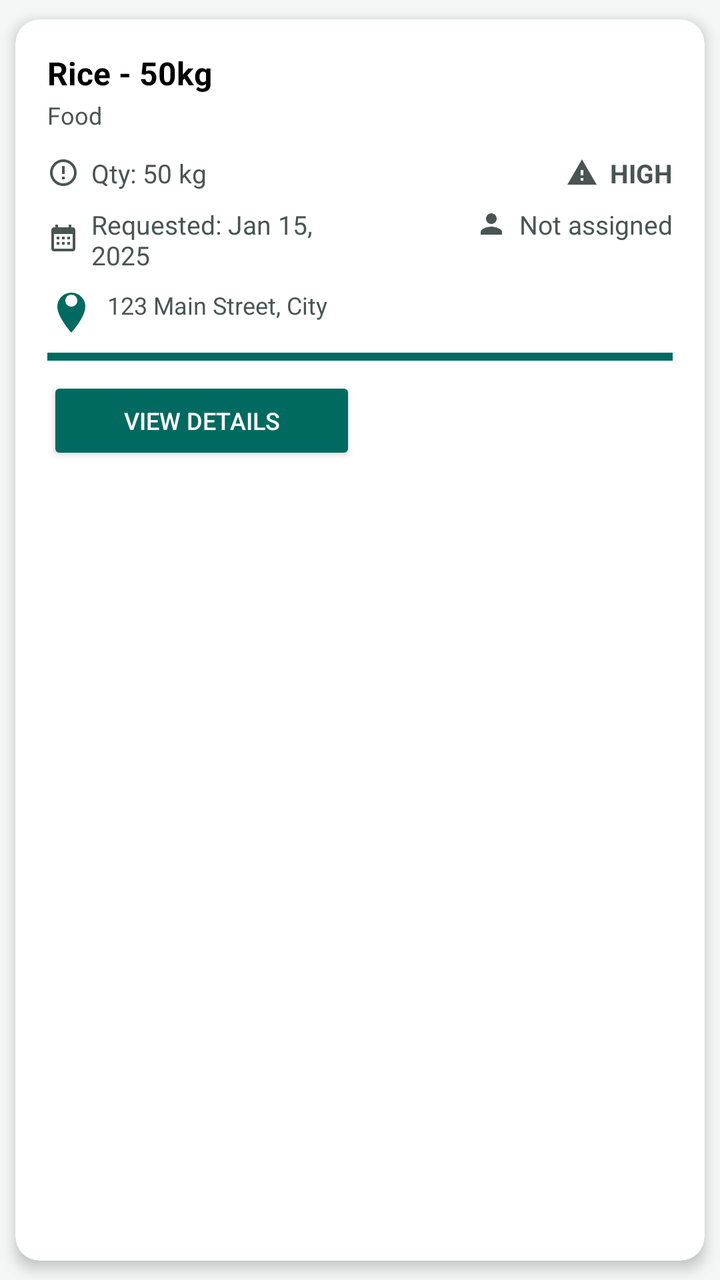
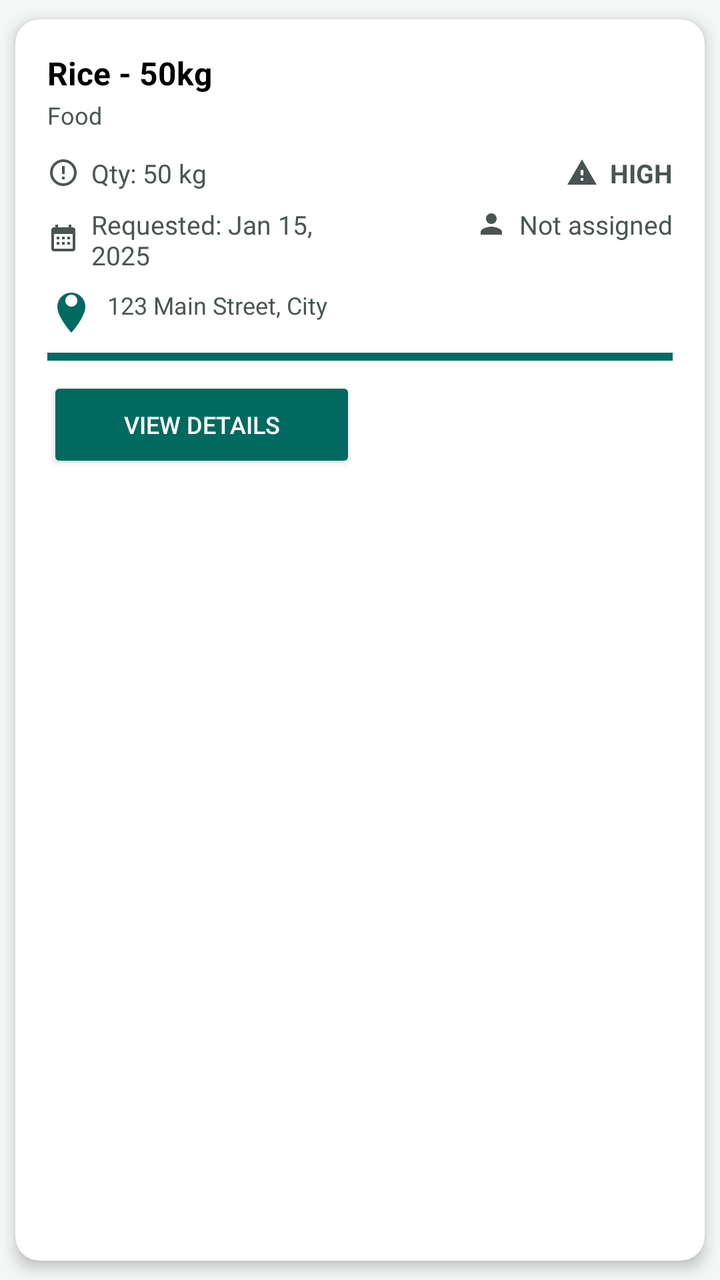

The first picture is an Android layout as it rendered before a commit; the second is the same layout after the commit. The layout source and the unified diff follow.
<!-- AndroidManifest.xml: application theme Theme.ReliefDistribution -->
<!-- res/layout/item_relief_request.xml -->
<?xml version="1.0" encoding="utf-8"?>
<androidx.cardview.widget.CardView xmlns:android="http://schemas.android.com/apk/res/android"
    xmlns:app="http://schemas.android.com/apk/res-auto"
    android:layout_width="match_parent"
    android:layout_height="wrap_content"
    android:layout_marginBottom="12dp"
    app:cardCornerRadius="12dp"
    app:cardElevation="4dp"
    app:cardUseCompatPadding="true">

    <LinearLayout
        android:layout_width="match_parent"
        android:layout_height="wrap_content"
        android:orientation="vertical"
        android:padding="16dp">

        
        <LinearLayout
            android:layout_width="match_parent"
            android:layout_height="wrap_content"
            android:layout_marginBottom="12dp"
            android:orientation="horizontal"
            android:weightSum="10">

            <LinearLayout
                android:layout_width="0dp"
                android:layout_height="wrap_content"
                android:layout_weight="7"
                android:orientation="vertical">

                <TextView
                    android:id="@+id/tvItemName"
                    android:layout_width="wrap_content"
                    android:layout_height="wrap_content"
                    android:text="Rice - 50kg"
                    android:textColor="@color/black"
                    android:textSize="16sp"
                    android:textStyle="bold" />

                <TextView
                    android:id="@+id/tvCategory"
                    android:layout_width="wrap_content"
                    android:layout_height="wrap_content"
                    android:layout_marginTop="2dp"
                    android:text="Food"
                    android:textColor="@color/dark_gray"
                    android:textSize="12sp" />
            </LinearLayout>

            <TextView
                android:id="@+id/tvStatus"
                android:layout_width="0dp"
                android:layout_height="wrap_content"
                android:layout_weight="3"
                android:gravity="end"
                android:paddingHorizontal="8dp"
                android:paddingVertical="4dp"
                android:text="PENDING"
                android:textColor="@color/white"
                android:textSize="11sp"
                android:textStyle="bold" />
        </LinearLayout>

        
        <LinearLayout
            android:layout_width="match_parent"
            android:layout_height="wrap_content"
            android:layout_marginBottom="8dp"
            android:orientation="horizontal"
            android:weightSum="10">

            <LinearLayout
                android:layout_width="0dp"
                android:layout_height="wrap_content"
                android:layout_weight="5"
                android:orientation="horizontal">

                <ImageView
                    android:layout_width="16dp"
                    android:layout_height="16dp"
                    android:layout_gravity="center_vertical"
                    android:src="@drawable/ic_quantity"
                    app:tint="@color/dark_gray" />

                <TextView
                    android:id="@+id/tvQuantity"
                    android:layout_width="wrap_content"
                    android:layout_height="wrap_content"
                    android:layout_marginStart="6dp"
                    android:text="Qty: 50 kg"
                    android:textColor="@color/dark_gray"
                    android:textSize="13sp" />
            </LinearLayout>

            <LinearLayout
                android:layout_width="0dp"
                android:layout_height="wrap_content"
                android:layout_weight="5"
                android:gravity="end"
                android:orientation="horizontal">

                <ImageView
                    android:layout_width="16dp"
                    android:layout_height="16dp"
                    android:layout_gravity="center_vertical"
                    android:src="@drawable/ic_priority"
                    app:tint="@color/dark_gray" />

                <TextView
                    android:id="@+id/tvPriority"
                    android:layout_width="wrap_content"
                    android:layout_height="wrap_content"
                    android:layout_marginStart="6dp"
                    android:text="HIGH"
                    android:textColor="@color/dark_gray"
                    android:textSize="13sp"
                    android:textStyle="bold" />
            </LinearLayout>
        </LinearLayout>

        
        <LinearLayout
            android:layout_width="match_parent"
            android:layout_height="wrap_content"
            android:layout_marginBottom="8dp"
            android:orientation="horizontal"
            android:weightSum="10">

            <LinearLayout
                android:layout_width="0dp"
                android:layout_height="wrap_content"
                android:layout_weight="5"
                android:orientation="horizontal">

                <ImageView
                    android:layout_width="16dp"
                    android:layout_height="16dp"
                    android:layout_gravity="center_vertical"
                    android:src="@drawable/ic_calendar"
                    app:tint="@color/dark_gray" />

                <TextView
                    android:id="@+id/tvDate"
                    android:layout_width="wrap_content"
                    android:layout_height="wrap_content"
                    android:layout_marginStart="6dp"
                    android:text="Requested: Jan 15, 2025"
                    android:textColor="@color/dark_gray"
                    android:textSize="13sp" />
            </LinearLayout>

            <LinearLayout
                android:layout_width="0dp"
                android:layout_height="wrap_content"
                android:layout_weight="5"
                android:gravity="end"
                android:orientation="horizontal">

                <ImageView
                    android:layout_width="16dp"
                    android:layout_height="16dp"
                    android:layout_gravity="center_vertical"
                    android:src="@drawable/ic_person"
                    app:tint="@color/dark_gray" />

                <TextView
                    android:id="@+id/tvDistributor"
                    android:layout_width="wrap_content"
                    android:layout_height="wrap_content"
                    android:layout_marginStart="6dp"
                    android:text="Not assigned"
                    android:textColor="@color/dark_gray"
                    android:textSize="13sp" />
            </LinearLayout>
        </LinearLayout>

        
        <TextView
            android:id="@+id/tvAddress"
            android:layout_width="match_parent"
            android:layout_height="wrap_content"
            android:layout_marginBottom="8dp"
            android:drawableStart="@drawable/ic_location"
            android:drawablePadding="6dp"
            android:text="123 Main Street, City"
            android:textColor="@color/dark_gray"
            android:textSize="12sp" />

        
        <TextView
            android:id="@+id/tvNotes"
            android:layout_width="match_parent"
            android:layout_height="wrap_content"
            android:layout_marginBottom="12dp"
            android:drawableStart="@drawable/ic_notes"
            android:drawablePadding="6dp"
            android:text="Urgent need for family of 5"
            android:textColor="@color/dark_gray"
            android:textSize="12sp"
            android:visibility="gone" />

        
        <View
            android:id="@+id/statusBadge"
            android:layout_width="match_parent"
            android:layout_height="4dp"
            android:layout_marginBottom="8dp"
            android:background="@color/primary" />

        
        <LinearLayout
            android:layout_width="match_parent"
            android:layout_height="wrap_content"
            android:orientation="horizontal"
            android:weightSum="10">

            <Button
                android:id="@+id/btnViewDetails"
                android:layout_width="0dp"
                android:layout_height="44dp"
                android:layout_weight="5"
                android:layout_marginEnd="4dp"
                android:backgroundTint="@color/primary"
                android:text="View Details"
                android:textColor="@color/white"
                android:textSize="12sp" />

            <Button
                android:id="@+id/btnCancelRequest"
                android:layout_width="0dp"
                android:layout_height="44dp"
                android:layout_weight="5"
                android:layout_marginStart="4dp"
                android:backgroundTint="@color/emergency_red"
                android:text="Cancel"
                android:textColor="@color/white"
                android:textSize="12sp"
                android:visibility="gone" />

            <Button
                android:id="@+id/btnAccept"
                android:layout_width="0dp"
                android:layout_height="44dp"
                android:layout_weight="5"
                android:layout_marginEnd="4dp"
                android:backgroundTint="@color/primary"
                android:text="Accept"
                android:textColor="@color/white"
                android:textSize="12sp"
                android:visibility="gone" />

            <Button
                android:id="@+id/btnStartDelivery"
                android:layout_width="0dp"
                android:layout_height="44dp"
                android:layout_weight="5"
                android:layout_marginEnd="4dp"
                android:backgroundTint="@color/primary"
                android:text="Start Delivery"
                android:textColor="@color/white"
                android:textSize="12sp"
                android:visibility="gone" />

            <Button
                android:id="@+id/btnComplete"
                android:layout_width="0dp"
                android:layout_height="44dp"
                android:layout_weight="5"
                android:layout_marginEnd="4dp"
                android:backgroundTint="@color/status_online"
                android:text="Complete"
                android:textColor="@color/white"
                android:textSize="12sp"
                android:visibility="gone" />

            <Button
                android:id="@+id/btnViewMap"
                android:layout_width="0dp"
                android:layout_height="44dp"
                android:layout_weight="5"
                android:layout_marginStart="4dp"
                android:backgroundTint="@color/secondary"
                android:text="View Map"
                android:textColor="@color/white"
                android:textSize="12sp"
                android:visibility="gone" />
        </LinearLayout>
    </LinearLayout>
</androidx.cardview.widget.CardView>
<!-- resources referenced by this layout -->
<resources>
  <color name="black">#FF000000</color>
  <color name="dark_gray">#4A5553</color>
  <color name="emergency_red">#D32F2F</color>
  <color name="primary">#006A60</color>
  <color name="secondary">#4A635F</color>
  <color name="status_online">#2E7D32</color>
  <color name="white">#FFFFFFFF</color>
  <!-- drawable ic_notes (drawable) -->
  <?xml version="1.0" encoding="utf-8"?>
  <vector xmlns:android="http://schemas.android.com/apk/res/android"
      android:width="24dp"
      android:height="24dp"
      android:viewportWidth="24"
      android:viewportHeight="24">
      <path
          android:fillColor="@color/dark_gray"
          android:pathData="M14,2H6c-1.1,0 -2,0.9 -2,2v16c0,1.1 0.9,2 2,2h12c1.1,0 2,-0.9 2,-2V8l-6,-6zm-1,1.5L18.5,9H13V3.5zM6,20V4h7v5h5v11H6z" />
  </vector>
  <!-- drawable ic_person (drawable) -->
  <?xml version="1.0" encoding="utf-8"?>
  <vector xmlns:android="http://schemas.android.com/apk/res/android"
      android:width="24dp"
      android:height="24dp"
      android:viewportWidth="24"
      android:viewportHeight="24">
      <path
          android:fillColor="@color/dark_gray"
          android:pathData="M12,12c2.21,0 4,-1.79 4,-4s-1.79,-4 -4,-4 -4,1.79 -4,4 1.79,4 4,4zm0,2c-2.67,0 -8,1.34 -8,4v2h16v-2c0,-2.66 -5.33,-4 -8,-4z" />
  </vector>
  <!-- drawable ic_priority (drawable) -->
  <?xml version="1.0" encoding="utf-8"?>
  <vector xmlns:android="http://schemas.android.com/apk/res/android"
      android:width="24dp"
      android:height="24dp"
      android:viewportWidth="24"
      android:viewportHeight="24">
      <path
          android:fillColor="@color/dark_gray"
          android:pathData="M1,21h22L12,2 1,21zm12,-3h-2v-2h2v2zm0,-4h-2v-4h2v4z" />
  </vector>
  <!-- drawable ic_quantity (drawable) -->
  <?xml version="1.0" encoding="utf-8"?>
  <vector xmlns:android="http://schemas.android.com/apk/res/android"
      android:width="24dp"
      android:height="24dp"
      android:viewportWidth="24"
      android:viewportHeight="24">
      <path
          android:fillColor="@color/dark_gray"
          android:pathData="M12,2C6.48,2 2,6.48 2,12s4.48,10 10,10 10,-4.48 10,-10S17.52,2 12,2zm0,18c-4.41,0 -8,-3.59 -8,-8s3.59,-8 8,-8 8,3.59 8,8 -3.59,8 -8,8zm-1,-13h2v6h-2zm0,8h2v2h-2z" />
  </vector>
  <style name="Theme.ReliefDistribution" parent="Base.Theme.ReliefDistribution" />
  <color name="design_default_color_primary">#006A60</color>
  <color name="on_primary">#FFFFFF</color>
  <color name="primary_container">#CCE8E3</color>
  <color name="on_primary_container">#00201D</color>
  <color name="on_secondary">#FFFFFF</color>
  <color name="background">#F4F7F6</color>
  <color name="surface">#FFFFFF</color>
  <color name="on_surface">#191C1C</color>
  <color name="surface_variant">#EAEFED</color>
  <color name="on_surface_variant">#3F4947</color>
  <color name="on_emergency">#FFFFFF</color>
  <style name="Widget.Relief.CardView" parent="Widget.Material3.CardView.Elevated">
          <item name="cardCornerRadius">@dimen/card_corner_radius</item>
          <item name="cardElevation">4dp</item>
          <item name="cardBackgroundColor">@color/card_surface</item>
          <item name="strokeColor">@color/card_stroke</item>
          <item name="strokeWidth">1dp</item>
      </style>
  <style name="Widget.Relief.Button.Primary" parent="Widget.Material3.Button">
          <item name="cornerRadius">@dimen/button_corner_radius</item>
          <item name="backgroundTint">@color/primary</item>
          <item name="android:textColor">@color/on_primary</item>
          <item name="android:textStyle">bold</item>
          <item name="android:minHeight">@dimen/button_height</item>
          <item name="android:letterSpacing">0.02</item>
      </style>
  <dimen name="card_corner_radius">20dp</dimen>
  <color name="card_surface">#FFFFFF</color>
  <color name="card_stroke">#E0EAE7</color>
  <dimen name="button_corner_radius">14dp</dimen>
  <dimen name="button_height">54dp</dimen>
  <!-- unchanged entries left out for length: 3 -->
</resources>

<!-- the commit's change to res/layout/item_relief_request.xml (unified diff, before → after) -->
@@ -217,7 +217,7 @@
             <Button
                 android:id="@+id/btnViewDetails"
                 android:layout_width="0dp"
-                android:layout_height="44dp"
+                android:layout_height="48dp"
                 android:layout_weight="5"
                 android:layout_marginEnd="4dp"
                 android:backgroundTint="@color/primary"
@@ -228,7 +228,7 @@
             <Button
                 android:id="@+id/btnCancelRequest"
                 android:layout_width="0dp"
-                android:layout_height="44dp"
+                android:layout_height="48dp"
                 android:layout_weight="5"
                 android:layout_marginStart="4dp"
                 android:backgroundTint="@color/emergency_red"
@@ -240,7 +240,7 @@
             <Button
                 android:id="@+id/btnAccept"
                 android:layout_width="0dp"
-                android:layout_height="44dp"
+                android:layout_height="48dp"
                 android:layout_weight="5"
                 android:layout_marginEnd="4dp"
                 android:backgroundTint="@color/primary"
@@ -252,7 +252,7 @@
             <Button
                 android:id="@+id/btnStartDelivery"
                 android:layout_width="0dp"
-                android:layout_height="44dp"
+                android:layout_height="48dp"
                 android:layout_weight="5"
                 android:layout_marginEnd="4dp"
                 android:backgroundTint="@color/primary"
@@ -264,7 +264,7 @@
             <Button
                 android:id="@+id/btnComplete"
                 android:layout_width="0dp"
-                android:layout_height="44dp"
+                android:layout_height="48dp"
                 android:layout_weight="5"
                 android:layout_marginEnd="4dp"
                 android:backgroundTint="@color/status_online"
@@ -276,7 +276,7 @@
             <Button
                 android:id="@+id/btnViewMap"
                 android:layout_width="0dp"
-                android:layout_height="44dp"
+                android:layout_height="48dp"
                 android:layout_weight="5"
                 android:layout_marginStart="4dp"
                 android:backgroundTint="@color/secondary"
